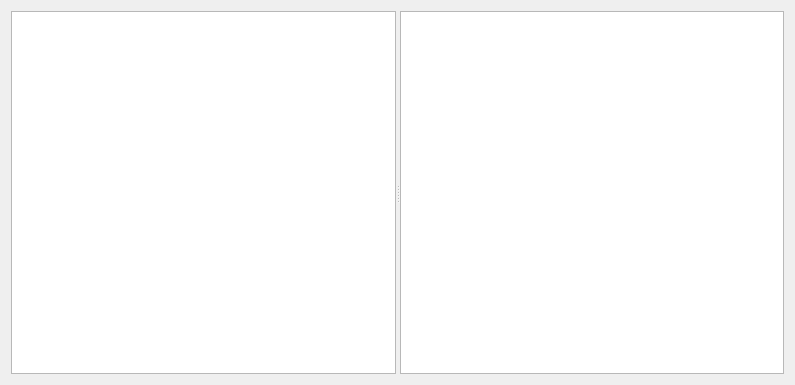
pashango2/sphinx-explorer, file sphinx_explorer/settings.ui: the form before one commit.
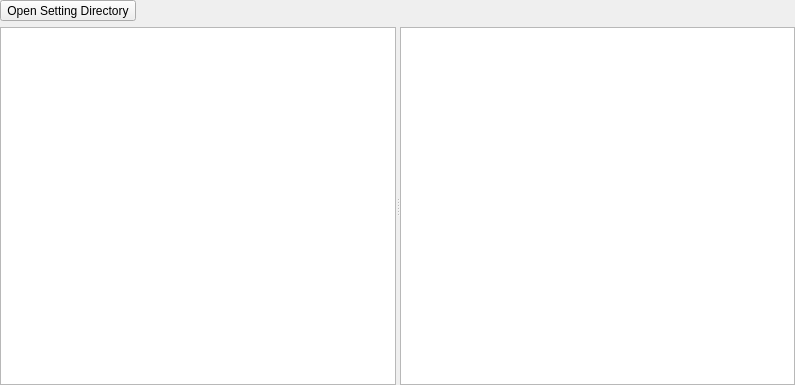
The form after the commit. Custom widgets are drawn as their Qt base class.

```diff
--- a/sphinx_explorer/settings.ui
+++ b/sphinx_explorer/settings.ui
@@ -14,8 +14,44 @@
    <string>Form</string>
   </property>
   <layout class="QVBoxLayout" name="verticalLayout_2">
+   <property name="margin">
+    <number>0</number>
+   </property>
+   <item>
+    <layout class="QHBoxLayout" name="horizontalLayout">
+     <item>
+      <widget class="QToolButton" name="button_open_home_dir">
+       <property name="text">
+        <string>Open Setting Directory</string>
+       </property>
+       <property name="toolButtonStyle">
+        <enum>Qt::ToolButtonTextBesideIcon</enum>
+       </property>
+      </widget>
+     </item>
+     <item>
+      <spacer name="horizontalSpacer">
+       <property name="orientation">
+        <enum>Qt::Horizontal</enum>
+       </property>
+       <property name="sizeHint" stdset="0">
+        <size>
+         <width>40</width>
+         <height>20</height>
+        </size>
+       </property>
+      </spacer>
+     </item>
+    </layout>
+   </item>
    <item>
     <widget class="QSplitter" name="splitter">
+     <property name="sizePolicy">
+      <sizepolicy hsizetype="Expanding" vsizetype="Expanding">
+       <horstretch>0</horstretch>
+       <verstretch>0</verstretch>
+      </sizepolicy>
+     </property>
      <property name="orientation">
       <enum>Qt::Horizontal</enum>
      </property>
```
Left out of the diff: 5 changed lines with no effect on the pictures.
